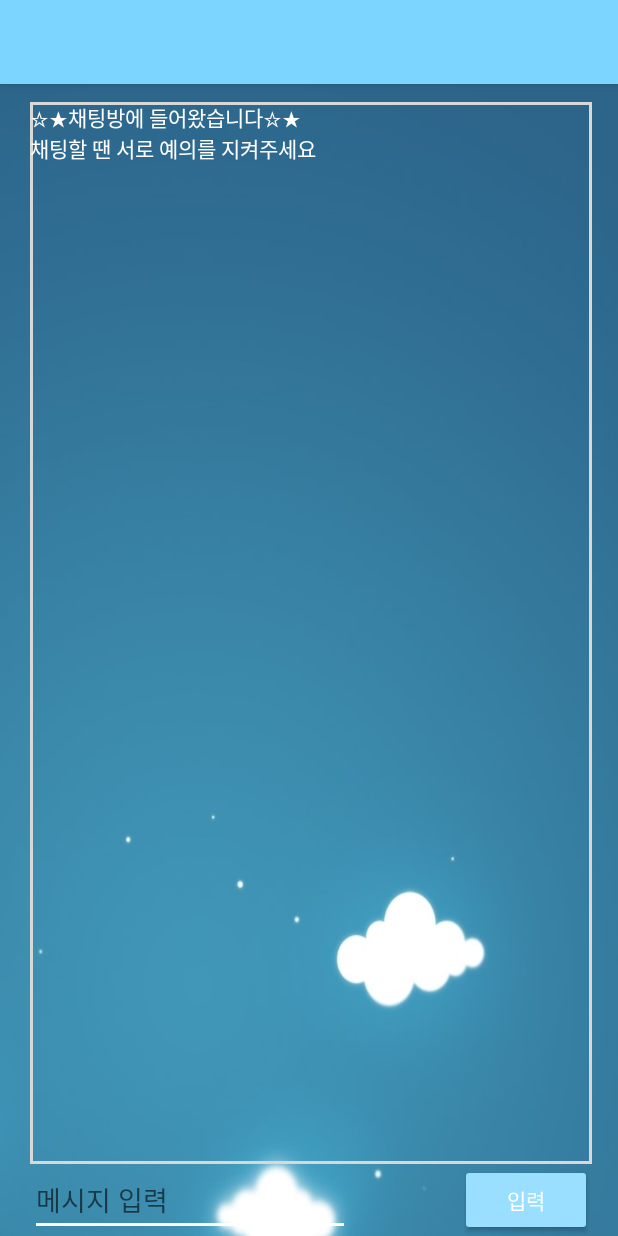
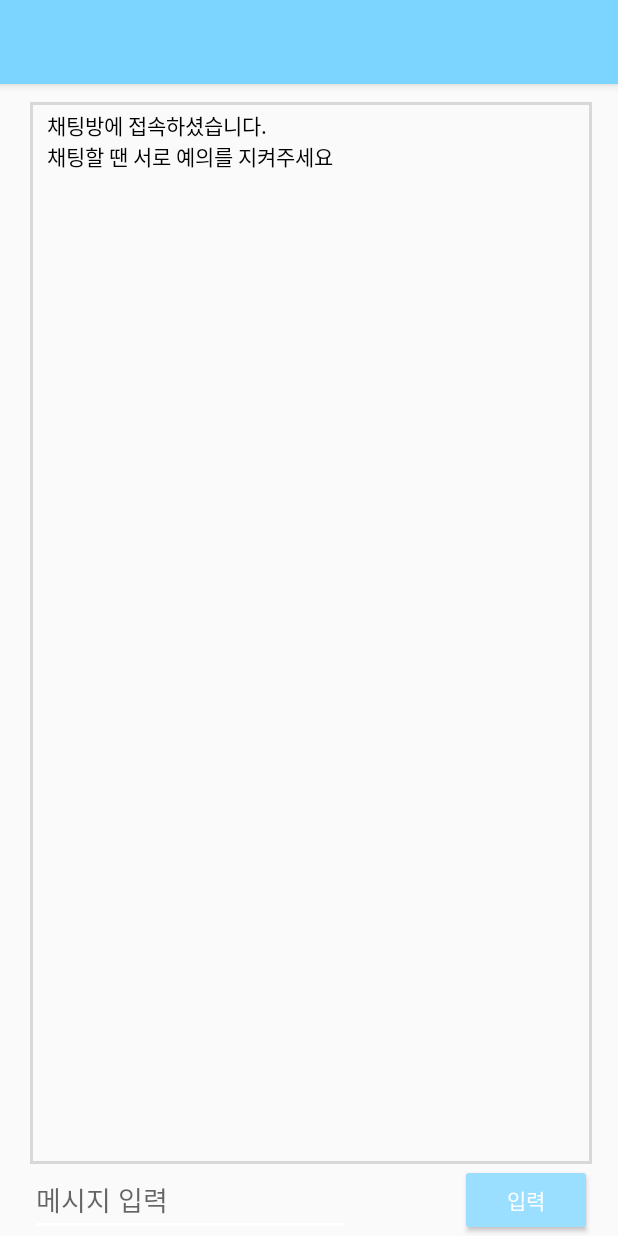
Before and after one commit to ShinHyeYong/TeamProject, an Android app: the ChatRoom screen opened directly, with no data from a screen before it, on a phone screen of 412 x 824 dp. Run offline under Robolectric (Android 15) with nearby library versions, the phone set to English and light mode, and no system bars; our stand-ins replace Firebase (no records; nobody signed in at launch, a user with empty details on screens opened directly); 2 statements that could not run were skipped.

Commit message:
Chat room

```diff
--- a/app/src/main/res/layout/chat_room.xml
+++ b/app/src/main/res/layout/chat_room.xml
@@ -2,7 +2,6 @@
 <RelativeLayout xmlns:android="http://schemas.android.com/apk/res/android"
     android:layout_width="match_parent"
     android:layout_height="match_parent"
-    android:background="@drawable/chat"
     xmlns:app="http://schemas.android.com/apk/res-auto">
 
     <Button
@@ -13,7 +12,7 @@
         android:layout_alignParentEnd="true"
         android:textColor="@color/colorAccent"
         android:layout_marginEnd="17dp"
-        app:backgroundTint="#9adfff"
+        android:backgroundTint="#9adfff"
         android:id="@+id/btn_send" />
 
     <EditText
@@ -43,16 +42,19 @@
             android:orientation="vertical" >
 
             <TextView
-                android:text="☆★채팅방에 들어왔습니다☆★ \n채팅할 땐 서로 예의를 지켜주세요\n"
+                android:layout_marginStart="11dp"
+                android:layout_marginTop="5dp"
+                android:text="채팅방에 접속하셨습니다. \n채팅할 땐 서로 예의를 지켜주세요\n"
                 android:layout_width="match_parent"
                 android:layout_height="wrap_content"
-                android:textColor="@color/colorAccent"
+                android:textColor="#000000"
                 android:id="@+id/textView15" />
 
             <TextView
+                android:layout_marginStart="11dp"
                 android:layout_width="wrap_content"
                 android:layout_height="wrap_content"
-                android:textColor="@color/colorAccent"
+                android:textColor="#000000"
                 android:textSize="15dp"
                 android:id="@+id/chat_text" />
         </LinearLayout>
```
